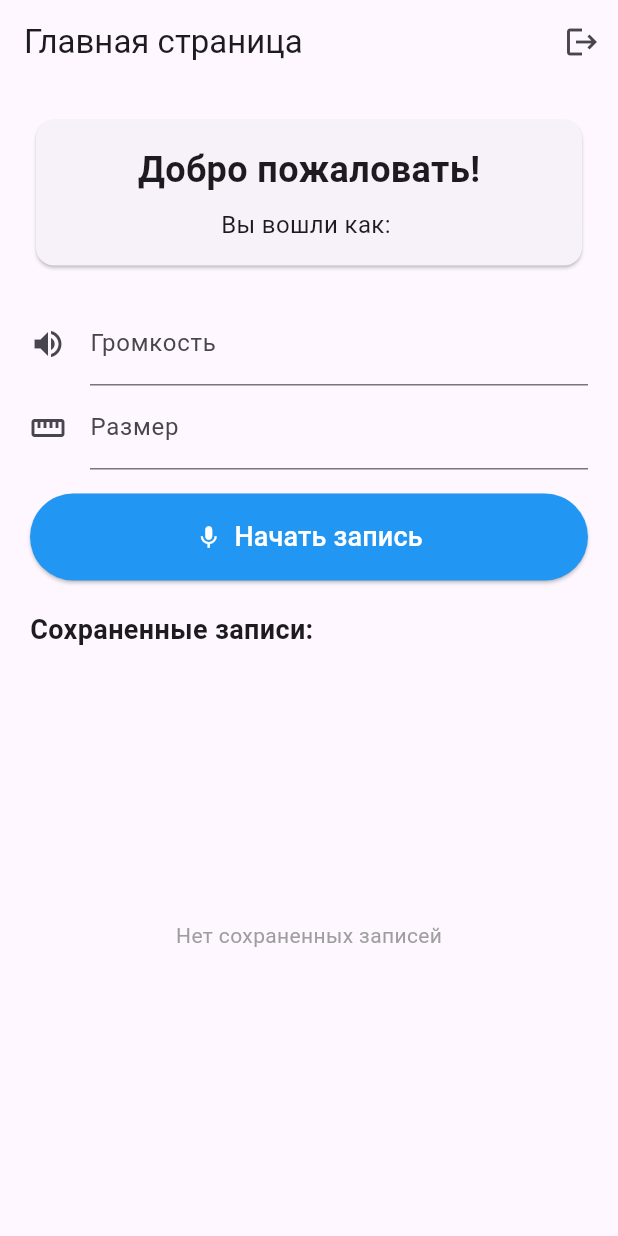
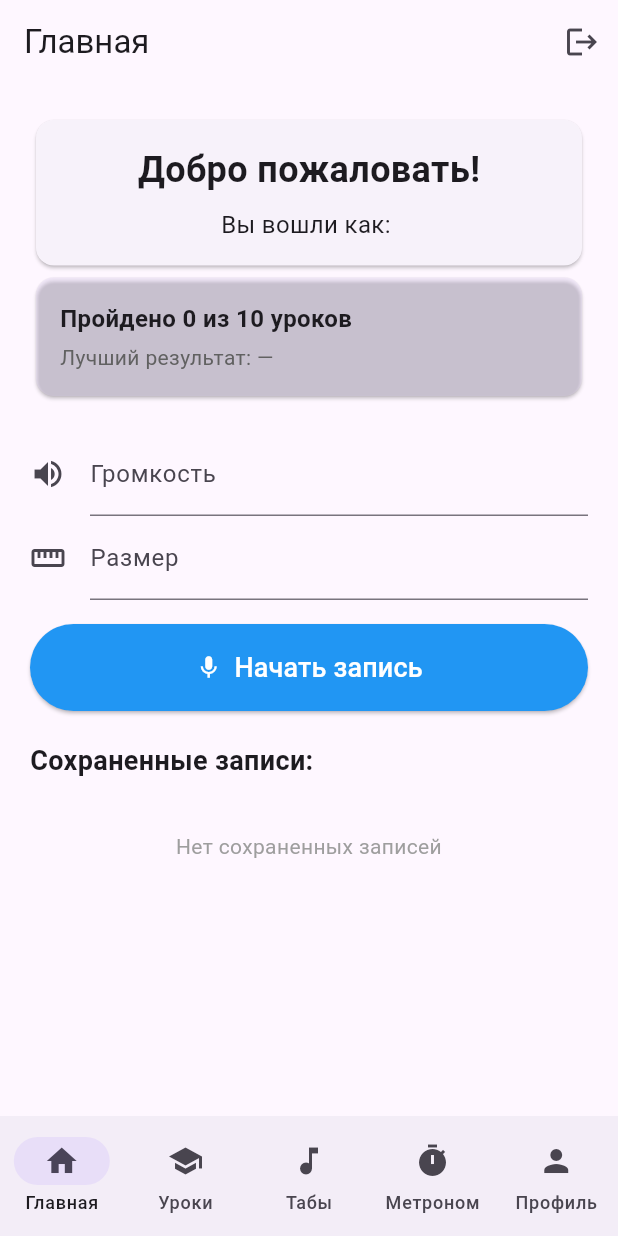
Before and after one commit to sergannn/voices, a Flutter app: the screen it shows once a user with an empty profile is signed in, after a tap on the "logout" icon, on a phone screen of 412 x 824 dp. Run offline on Flutter 3.47's test engine with Material 3 defaults, Android fonts, the light colour scheme and no system bars; our stand-ins replace firebase_auth, firebase_core, supabase_flutter; missing offline and left inert: record; accounts and stored records are empty; network calls fail.

Commit message:
Кратко, что сделано: 1. Навигация (соответствие п. 1.4.1) Нижнее меню (NavigationBar) с 5 разделами: Главная — точка входа с прогрессом и записью Уроки — список уроков (заглушки) Табы — редактор табулатур (заглушка) Метроном — метроном (заглушка) Профиль — настройки и выход Заголовок AppBar меняется в зависимости от выбранного раздела. 2. Главная страница (требования раздела 1) Блок «Пройдено X из Y уроков» и «Лучший результат: Z%» (пока 0 из 10 и «—»; переменные _lessonsPassed, _lessonsTotal, _bestResultPercent готовы для дальнейшей логики). Остальной контент главной (приветствие, запись, waveform,creen.dart	Профиль, блок «Настройки» (язык, тема, громкость, микрофон, калибровка), кнопка «Выйти». Выход из аккаунта вызывается и из AppBar, и из раздела «Профиль». 4. Приложение В MaterialApp заголовок сменён на «Drum Coach».

```diff
--- a/lib/main.dart
+++ b/lib/main.dart
@@ -13,6 +13,10 @@ import 'login.dart';
 import 'register.dart';
 import 'package:firebase_core/firebase_core.dart';
 import 'firebase_options.dart';
+import 'screens/lessons_screen.dart';
+import 'screens/tab_editor_screen.dart';
+import 'screens/metronome_screen.dart';
+import 'screens/profile_screen.dart';
 void main() async {
   WidgetsFlutterBinding.ensureInitialized();
   await Firebase.initializeApp(
@@ -32,7 +36,7 @@ class MyApp extends StatelessWidget {
   @override
   Widget build(BuildContext context) {
     return MaterialApp(
-      title: 'Auth System',
+      title: 'Drum Coach',
       theme: ThemeData(
         primarySwatch: Colors.blue,
         useMaterial3: true,
@@ -134,6 +138,12 @@ class _MainPageState extends State<MainPage> {
   List<Map<String, dynamic>> _savedRecords = [];
   String? _currentRecordingPath;
   String? _waveformImageBase64;
+
+  // Навигация по разделам (требования 1.4.1 — главная с разделами)
+  int _selectedIndex = 0;
+  static const int _lessonsTotal = 10; // всего уроков
+  int _lessonsPassed = 0; // пройдено (пока заглушка)
+  double _bestResultPercent = 0; // лучший результат % (заглушка)
 
   @override
   void initState() {
@@ -460,26 +470,72 @@ class _MainPageState extends State<MainPage> {
     }
   }
 
+  String get _appBarTitle {
+    switch (_selectedIndex) {
+      case 0:
+        return 'Главная';
+      case 1:
+        return 'Уроки';
+      case 2:
+        return 'Редактор табов';
+      case 3:
+        return 'Метроном';
+      case 4:
+        return 'Профиль';
+      default:
+        return 'Drum Coach';
+    }
+  }
+
   @override
   Widget build(BuildContext context) {
     return Scaffold(
       appBar: AppBar(
-        title: const Text('Главная страница'),
+        title: Text(_appBarTitle),
         actions: [
           IconButton(
             icon: const Icon(Icons.logout),
             onPressed: () async {
-              // Выход из Firebase Auth
               await _auth.signOut();
-              // Также выходим из Supabase для совместимости
               await _supabase.auth.signOut();
             },
             tooltip: 'Выйти',
           ),
         ],
       ),
-      body: Padding(
-        padding: const EdgeInsets.all(20.0),
+      body: IndexedStack(
+        index: _selectedIndex,
+        children: [
+          _buildHomeTab(),
+          const LessonsScreen(),
+          const TabEditorScreen(),
+          const MetronomeScreen(),
+          ProfileScreen(
+            userEmail: _supabase.auth.currentUser?.email,
+            onLogout: () async {
+              await _auth.signOut();
+              await _supabase.auth.signOut();
+            },
+          ),
+        ],
+      ),
+      bottomNavigationBar: NavigationBar(
+        selectedIndex: _selectedIndex,
+        onDestinationSelected: (int index) => setState(() => _selectedIndex = index),
+        destinations: const [
+          NavigationDestination(icon: Icon(Icons.home), label: 'Главная'),
+          NavigationDestination(icon: Icon(Icons.school), label: 'Уроки'),
+          NavigationDestination(icon: Icon(Icons.music_note), label: 'Табы'),
+          NavigationDestination(icon: Icon(Icons.timer), label: 'Метроном'),
+          NavigationDestination(icon: Icon(Icons.person), label: 'Профиль'),
+        ],
+      ),
+    );
+  }
+
+  Widget _buildHomeTab() {
+    return SingleChildScrollView(
+      padding: const EdgeInsets.all(20),
       child: Column(
         crossAxisAlignment: CrossAxisAlignment.stretch,
         children: [
@@ -505,7 +561,35 @@ class _MainPageState extends State<MainPage> {
               ),
             ),
           ),
-
+          // Информация о прогрессе (требования 1.4.1 — главная страница)
+          Card(
+            color: Theme.of(context).colorScheme.primaryContainer.withOpacity(0.3),
+            child: Padding(
+              padding: const EdgeInsets.all(16),
+              child: Column(
+                crossAxisAlignment: CrossAxisAlignment.start,
+                children: [
+                  Text(
+                    'Пройдено $_lessonsPassed из $_lessonsTotal уроков',
+                    style: const TextStyle(
+                      fontSize: 16,
+                      fontWeight: FontWeight.w600,
+                    ),
+                  ),
+                  const SizedBox(height: 4),
+                  Text(
+                    _bestResultPercent > 0
+                        ? 'Лучший результат: ${_bestResultPercent.toStringAsFixed(0)}%'
+                        : 'Лучший результат: —',
+                    style: TextStyle(
+                      fontSize: 14,
+                      color: Colors.grey.shade700,
+                    ),
+                  ),
+                ],
+              ),
+            ),
+          ),
           const SizedBox(height: 20),
             // громкость - потом
             TextFormField(
@@ -646,10 +730,6 @@ class _MainPageState extends State<MainPage> {
             ],
 
             // Сохраненные записи
-            Expanded(
-              child: Column(
-                crossAxisAlignment: CrossAxisAlignment.start,
-                children: [
             const Text(
               'Сохраненные записи:',
               style: TextStyle(
@@ -658,15 +738,18 @@ class _MainPageState extends State<MainPage> {
               ),
             ),
             const SizedBox(height: 10),
-                  Expanded(
-                    child: _savedRecords.isEmpty
-                        ? const Center(
+            _savedRecords.isEmpty
+                ? const Padding(
+                    padding: EdgeInsets.symmetric(vertical: 24),
                     child: Text(
                       'Нет сохраненных записей',
                       style: TextStyle(color: Colors.grey),
+                      textAlign: TextAlign.center,
                     ),
                   )
                 : ListView.builder(
+                    shrinkWrap: true,
+                    physics: const NeverScrollableScrollPhysics(),
                     itemCount: _savedRecords.length,
                     itemBuilder: (context, index) {
                       final record = _savedRecords[index];
@@ -686,19 +769,13 @@ class _MainPageState extends State<MainPage> {
                             icon: const Icon(Icons.delete, color: Colors.red),
                             onPressed: () => _deleteRecord(record['id'].toString()),
                           ),
-                                  onTap: () {
-                                    _showRecordDetails(record);
-                                  },
+                          onTap: () => _showRecordDetails(record),
                         ),
                       );
                     },
                   ),
-                  ),
+            const SizedBox(height: 24),
           ],
-              ),
-            ),
-          ],
-        ),
         ),
     );
   }
--- /dev/null
+++ b/lib/screens/lessons_screen.dart
@@ -0,0 +1,80 @@
+import 'package:flutter/material.dart';
+
+/// Раздел «Уроки» — структурированные уроки по основам игры на ударных.
+/// Требования: теория, навигация внутри урока, практика, табулатура R/L, 75% для прохождения, блокировка следующего.
+class LessonsScreen extends StatelessWidget {
+  const LessonsScreen({super.key});
+
+  @override
+  Widget build(BuildContext context) {
+    return ListView(
+      padding: const EdgeInsets.all(20),
+      children: [
+        Text(
+          'Уроки',
+          style: Theme.of(context).textTheme.headlineMedium?.copyWith(
+                fontWeight: FontWeight.bold,
+              ),
+        ),
+        const SizedBox(height: 12),
+        const Text(
+          'Структурированные уроки по основам игры на ударных: теория, рудименты, практические упражнения с табулатурой (R/L).',
+          style: TextStyle(color: Colors.grey),
+        ),
+        const SizedBox(height: 24),
+        _LessonTile(
+          title: 'Урок 1',
+          subtitle: 'Основы постановки рук',
+          locked: false,
+          onTap: () => _showComingSoon(context),
+        ),
+        _LessonTile(
+          title: 'Урок 2',
+          subtitle: 'Одиночные удары',
+          locked: true,
+          onTap: () {},
+        ),
+        _LessonTile(
+          title: 'Урок 3',
+          subtitle: 'Двойные удары',
+          locked: true,
+          onTap: () {},
+        ),
+      ],
+    );
+  }
+
+  void _showComingSoon(BuildContext context) {
+    ScaffoldMessenger.of(context).showSnackBar(
+      const SnackBar(content: Text('Содержимое урока будет добавлено')),
+    );
+  }
+}
+
+class _LessonTile extends StatelessWidget {
+  final String title;
+  final String subtitle;
+  final bool locked;
+  final VoidCallback onTap;
+
+  const _LessonTile({
+    required this.title,
+    required this.subtitle,
+    required this.locked,
+    required this.onTap,
+  });
+
+  @override
+  Widget build(BuildContext context) {
+    return Card(
+      margin: const EdgeInsets.only(bottom: 12),
+      child: ListTile(
+        leading: Icon(locked ? Icons.lock : Icons.school, color: locked ? Colors.grey : null),
+        title: Text(title),
+        subtitle: Text(subtitle),
+        trailing: locked ? const Icon(Icons.lock_outline) : const Icon(Icons.arrow_forward),
+        onTap: locked ? null : onTap,
+      ),
+    );
+  }
+}
--- /dev/null
+++ b/lib/screens/metronome_screen.dart
@@ -0,0 +1,54 @@
+import 'package:flutter/material.dart';
+
+/// Раздел «Метроном».
+/// Требования: BPM 40–240, размеры такта 2/4, 3/4, 4/4, 6/8, акцент на первой доле, вибрация/вспышка, режим «разогрев», работа параллельно с другими разделами.
+class MetronomeScreen extends StatelessWidget {
+  const MetronomeScreen({super.key});
+
+  @override
+  Widget build(BuildContext context) {
+    return ListView(
+      padding: const EdgeInsets.all(20),
+      children: [
+        Text(
+          'Метроном',
+          style: Theme.of(context).textTheme.headlineMedium?.copyWith(
+                fontWeight: FontWeight.bold,
+              ),
+        ),
+        const SizedBox(height: 12),
+        const Text(
+          'BPM 40–240, размеры такта 2/4, 3/4, 4/4, 6/8. Акцент на первой доле, опционально вибрация и вспышка. Режим «разогрев» с плавным увеличением темпа.',
+          style: TextStyle(color: Colors.grey),
+        ),
+        const SizedBox(height: 32),
+        Card(
+          child: Padding(
+            padding: const EdgeInsets.all(24),
+            child: Column(
+              children: [
+                Icon(Icons.timer, size: 64, color: Colors.grey.shade400),
+                const SizedBox(height: 16),
+                const Text('BPM: 120', style: TextStyle(fontSize: 28, fontWeight: FontWeight.bold)),
+                const SizedBox(height: 8),
+                const Text('Размер: 4/4'),
+                const SizedBox(height: 24),
+                FilledButton.icon(
+                  onPressed: () => _showComingSoon(context),
+                  icon: const Icon(Icons.play_arrow),
+                  label: const Text('Запустить метроном'),
+                ),
+              ],
+            ),
+          ),
+        ),
+      ],
+    );
+  }
+
+  void _showComingSoon(BuildContext context) {
+    ScaffoldMessenger.of(context).showSnackBar(
+      const SnackBar(content: Text('Метроном будет реализован')),
+    );
+  }
+}
--- /dev/null
+++ b/lib/screens/profile_screen.dart
@@ -0,0 +1,105 @@
+import 'package:flutter/material.dart';
+
+/// Раздел «Профиль» и настройки.
+/// Требования: язык (RU/EN), тема (светлая/тёмная), громкость метронома и семплов, чувствительность микрофона, калибровка задержки.
+class ProfileScreen extends StatelessWidget {
+  const ProfileScreen({
+    super.key,
+    required this.userEmail,
+    required this.onLogout,
+  });
+
+  final String? userEmail;
+  final VoidCallback onLogout;
+
+  @override
+  Widget build(BuildContext context) {
+    return ListView(
+      padding: const EdgeInsets.all(20),
+      children: [
+        Text(
+          'Профиль',
+          style: Theme.of(context).textTheme.headlineMedium?.copyWith(
+                fontWeight: FontWeight.bold,
+              ),
+        ),
+        const SizedBox(height: 12),
+        if (userEmail != null)
+          Card(
+            child: ListTile(
+              leading: const Icon(Icons.person),
+              title: const Text('Почта'),
+              subtitle: Text(userEmail!),
+            ),
+          ),
+        const SizedBox(height: 24),
+        Text(
+          'Настройки',
+          style: Theme.of(context).textTheme.titleMedium?.copyWith(
+                fontWeight: FontWeight.bold,
+                color: Colors.grey,
+              ),
+        ),
+        const SizedBox(height: 8),
+        Card(
+          child: Column(
+            children: [
+              ListTile(
+                leading: const Icon(Icons.language),
+                title: const Text('Язык'),
+                subtitle: const Text('Русский'),
+                trailing: const Icon(Icons.chevron_right),
+                onTap: () => _showComingSoon(context),
+              ),
+              const Divider(height: 1),
+              ListTile(
+                leading: const Icon(Icons.dark_mode_outlined),
+                title: const Text('Тема'),
+                subtitle: const Text('Светлая'),
+                trailing: const Icon(Icons.chevron_right),
+                onTap: () => _showComingSoon(context),
+              ),
+              const Divider(height: 1),
+              ListTile(
+                leading: const Icon(Icons.volume_up),
+                title: const Text('Громкость метронома и семплов'),
+                trailing: const Icon(Icons.chevron_right),
+                onTap: () => _showComingSoon(context),
+              ),
+              const Divider(height: 1),
+              ListTile(
+                leading: const Icon(Icons.mic),
+                title: const Text('Чувствительность микрофона'),
+                trailing: const Icon(Icons.chevron_right),
+                onTap: () => _showComingSoon(context),
+              ),
+              const Divider(height: 1),
+              ListTile(
+                leading: const Icon(Icons.tune),
+                title: const Text('Калибровка задержки звука'),
+                trailing: const Icon(Icons.chevron_right),
+                onTap: () => _showComingSoon(context),
+              ),
+            ],
+          ),
+        ),
+        const SizedBox(height: 24),
+        OutlinedButton.icon(
+          onPressed: onLogout,
+          icon: const Icon(Icons.logout),
+          label: const Text('Выйти'),
+          style: OutlinedButton.styleFrom(
+            foregroundColor: Theme.of(context).colorScheme.error,
+            side: BorderSide(color: Theme.of(context).colorScheme.error),
+          ),
+        ),
+      ],
+    );
+  }
+
+  void _showComingSoon(BuildContext context) {
+    ScaffoldMessenger.of(context).showSnackBar(
+      const SnackBar(content: Text('Настройки будут доступны')),
+    );
+  }
+}
--- /dev/null
+++ b/lib/screens/tab_editor_screen.dart
@@ -0,0 +1,51 @@
+import 'package:flutter/material.dart';
+
+/// Раздел «Редактор табов» (тренировки).
+/// Требования: создание/редактирование табулатур, сохранение, проигрывание эталона, подсветка удара, режим тренировки с метрономом.
+class TabEditorScreen extends StatelessWidget {
+  const TabEditorScreen({super.key});
+
+  @override
+  Widget build(BuildContext context) {
+    return ListView(
+      padding: const EdgeInsets.all(20),
+      children: [
+        Text(
+          'Редактор табов',
+          style: Theme.of(context).textTheme.headlineMedium?.copyWith(
+                fontWeight: FontWeight.bold,
+              ),
+        ),
+        const SizedBox(height: 12),
+        const Text(
+          'Создавайте свои упражнения: ввод табулатур (текст или кнопки), сохранение, проигрывание эталона с подсветкой, режим тренировки с метрономом.',
+          style: TextStyle(color: Colors.grey),
+        ),
+        const SizedBox(height: 24),
+        Card(
+          child: ListTile(
+            leading: const Icon(Icons.add_circle_outline),
+            title: const Text('Новый таб'),
+            subtitle: const Text('Создать упражнение'),
+            onTap: () => _showComingSoon(context),
+          ),
+        ),
+        const SizedBox(height: 12),
+        Card(
+          child: ListTile(
+            leading: const Icon(Icons.list),
+            title: const Text('Мои табы'),
+            subtitle: const Text('Сохранённые упражнения'),
+            onTap: () => _showComingSoon(context),
+          ),
+        ),
+      ],
+    );
+  }
+
+  void _showComingSoon(BuildContext context) {
+    ScaffoldMessenger.of(context).showSnackBar(
+      const SnackBar(content: Text('Редактор табов будет реализован')),
+    );
+  }
+}
```
Lines whose indentation alone changed are shown as unchanged.
